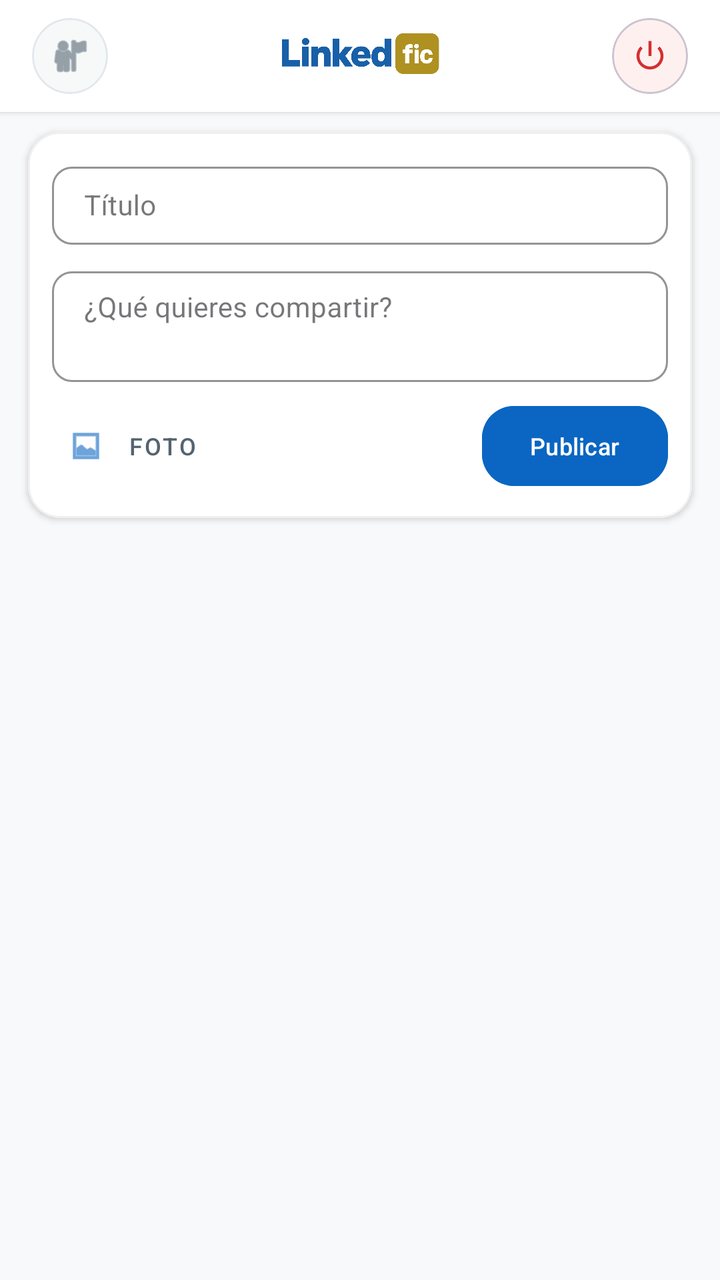
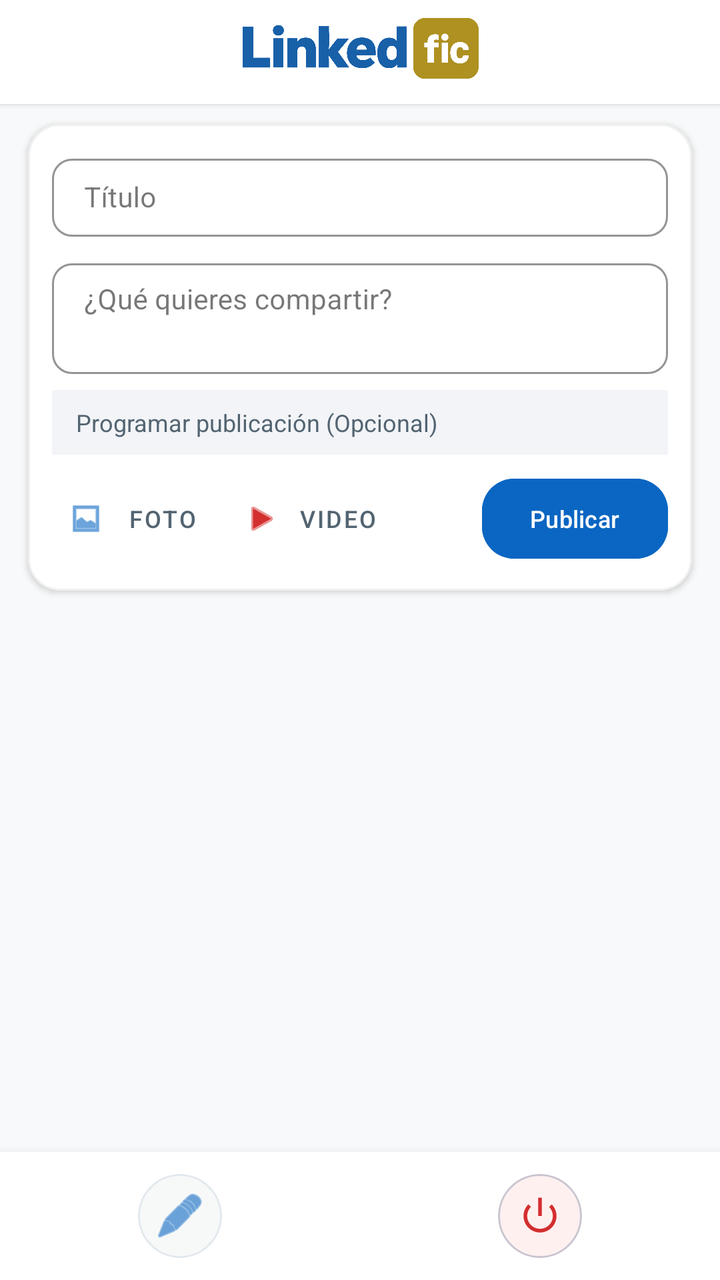

Before-and-after screenshots of an Android layout around one commit, followed by the original layout XML and the change that was made.
<!-- AndroidManifest.xml: application theme Theme.LinkedInInterno -->
<!-- res/layout/activity_main.xml -->
<?xml version="1.0" encoding="utf-8"?>
<androidx.coordinatorlayout.widget.CoordinatorLayout
    xmlns:android="http://schemas.android.com/apk/res/android"
    xmlns:app="http://schemas.android.com/apk/res-auto"
    xmlns:tools="http://schemas.android.com/tools"
    android:id="@+id/main_activity"
    android:layout_width="match_parent"
    android:layout_height="match_parent"
    android:background="#F8F9FA"> 

    
    <com.google.android.material.appbar.AppBarLayout
        android:layout_width="match_parent"
        android:layout_height="wrap_content"
        android:background="@android:color/transparent"
        app:elevation="0dp">

        
        
        <LinearLayout
            android:layout_width="match_parent"
            android:layout_height="wrap_content"
            android:orientation="horizontal"
            android:gravity="center_vertical"
            android:paddingHorizontal="16dp"
            android:paddingVertical="8dp"
            android:background="@color/white"
            android:elevation="2dp"
            app:layout_scrollFlags="scroll|enterAlways">

            
            <com.google.android.material.card.MaterialCardView
                android:layout_width="38dp"
                android:layout_height="38dp"
                app:cardCornerRadius="19dp"
                app:cardElevation="0dp"
                app:strokeColor="#E1E8ED"
                app:strokeWidth="1dp"
                android:backgroundTint="#F7F9F9">

                <ImageButton
                    android:id="@+id/btnGoToProfile"
                    android:layout_width="match_parent"
                    android:layout_height="match_parent"
                    android:background="?attr/selectableItemBackgroundBorderless"
                    android:contentDescription="Perfil"
                    android:padding="8dp"
                    android:scaleType="centerInside"
                    android:src="@android:drawable/ic_menu_myplaces"
                    app:tint="#536471"
                    tools:ignore="TouchTargetSizeCheck" />
            </com.google.android.material.card.MaterialCardView>

            
            <ImageView
                android:layout_width="0dp"
                android:layout_height="40dp"
                android:layout_weight="1"
                android:src="@drawable/logofic"
                android:scaleType="centerInside"
                android:layout_marginHorizontal="12dp"
                android:contentDescription="Logo FIC" />

            
            <com.google.android.material.card.MaterialCardView
                android:layout_width="38dp"
                android:layout_height="38dp"
                app:cardCornerRadius="19dp"
                app:cardElevation="0dp"
                android:backgroundTint="#FFF0F0">

                <ImageButton
                    android:id="@+id/btnLogout"
                    android:layout_width="match_parent"
                    android:layout_height="match_parent"
                    android:background="?attr/selectableItemBackgroundBorderless"
                    android:contentDescription="Cerrar Sesión"
                    android:padding="10dp"
                    android:scaleType="centerInside"
                    android:src="@android:drawable/ic_lock_power_off"
                    app:tint="#D32F2F"
                    tools:ignore="TouchTargetSizeCheck" />
            </com.google.android.material.card.MaterialCardView>
        </LinearLayout>

        
        <com.google.android.material.card.MaterialCardView
            android:layout_width="match_parent"
            android:layout_height="wrap_content"
            android:layout_marginHorizontal="14dp"
            android:layout_marginTop="10dp"
            android:layout_marginBottom="6dp"
            app:cardCornerRadius="16dp"
            app:cardElevation="2dp"
            android:backgroundTint="@color/white"
            app:strokeColor="#F0F0F0"
            app:strokeWidth="1dp"
            app:layout_scrollFlags="scroll|enterAlways">

            <LinearLayout
                android:layout_width="match_parent"
                android:layout_height="wrap_content"
                android:orientation="vertical"
                android:padding="12dp">

                <com.google.android.material.textfield.TextInputLayout
                    android:layout_width="match_parent"
                    android:layout_height="wrap_content"
                    android:hint="Título"
                    app:boxCornerRadiusTopStart="10dp"
                    app:boxCornerRadiusTopEnd="10dp"
                    app:boxCornerRadiusBottomStart="10dp"
                    app:boxCornerRadiusBottomEnd="10dp"
                    app:boxStrokeColor="#0A66C2"
                    style="@style/Widget.MaterialComponents.TextInputLayout.OutlinedBox"
                    android:layout_marginBottom="8dp">

                    <com.google.android.material.textfield.TextInputEditText
                        android:id="@+id/etTituloPost"
                        android:layout_width="match_parent"
                        android:layout_height="wrap_content"
                        android:inputType="textCapSentences"
                        android:paddingVertical="10dp"
                        android:textSize="14sp"
                        tools:ignore="TouchTargetSizeCheck" />
                </com.google.android.material.textfield.TextInputLayout>

                <com.google.android.material.textfield.TextInputLayout
                    android:layout_width="match_parent"
                    android:layout_height="wrap_content"
                    android:hint="¿Qué quieres compartir?"
                    app:boxCornerRadiusTopStart="10dp"
                    app:boxCornerRadiusTopEnd="10dp"
                    app:boxCornerRadiusBottomStart="10dp"
                    app:boxCornerRadiusBottomEnd="10dp"
                    app:boxStrokeColor="#0A66C2"
                    style="@style/Widget.MaterialComponents.TextInputLayout.OutlinedBox">

                    <com.google.android.material.textfield.TextInputEditText
                        android:id="@+id/etContenidoPost"
                        android:layout_width="match_parent"
                        android:layout_height="wrap_content"
                        android:inputType="textMultiLine"
                        android:minLines="2"
                        android:gravity="top"
                        android:paddingVertical="10dp"
                        android:textSize="14sp"/>
                </com.google.android.material.textfield.TextInputLayout>

                
                <com.google.android.material.imageview.ShapeableImageView
                    android:id="@+id/ivPreviewImagen"
                    android:layout_width="2dp"
                    android:layout_height="3dp"
                    android:layout_marginTop="8dp"
                    android:contentDescription="Vista previa"
                    android:scaleType="centerCrop"
                    android:visibility="gone"
                    app:shapeAppearanceOverlay="@style/RoundedImageStyle" />

                
                <LinearLayout
                    android:layout_width="match_parent"
                    android:layout_height="wrap_content"
                    android:orientation="horizontal"
                    android:layout_marginTop="8dp"
                    android:gravity="center_vertical">

                    <com.google.android.material.button.MaterialButton
                        android:id="@+id/btnSeleccionarImagen"
                        style="@style/Widget.MaterialComponents.Button.TextButton.Icon"
                        android:layout_width="wrap_content"
                        android:layout_height="wrap_content"
                        android:text="Foto"
                        android:textColor="#536471"
                        android:textSize="12sp"
                        app:iconTint="#0A66C2"
                        app:icon="@android:drawable/ic_menu_gallery" />

                    <View
                        android:layout_width="0dp"
                        android:layout_height="0dp"
                        android:layout_weight="1"/>

                    <com.google.android.material.button.MaterialButton
                        android:id="@+id/btnPublicar"
                        android:layout_width="wrap_content"
                        android:layout_height="wrap_content"
                        android:text="Publicar"
                        android:textSize="12sp"
                        app:cornerRadius="16dp"
                        android:backgroundTint="#0A66C2"
                        android:textColor="@color/white"/>
                </LinearLayout>
            </LinearLayout>
        </com.google.android.material.card.MaterialCardView>
    </com.google.android.material.appbar.AppBarLayout>

    
    
    <androidx.recyclerview.widget.RecyclerView
        android:id="@+id/rvPublicaciones"
        android:layout_width="match_parent"
        android:layout_height="match_parent"
        android:clipToPadding="false"
        android:paddingBottom="24dp"
        app:layout_behavior="@string/appbar_scrolling_view_behavior"/>

</androidx.coordinatorlayout.widget.CoordinatorLayout>
<!-- resources referenced by this layout -->
<resources>
  <color name="white">#FFFFFFFF</color>
  <!-- drawable logofic: png bitmap (drawable, 56161 bytes) -->
  <style name="RoundedImageStyle" parent="">
          <item name="cornerFamily">rounded</item>
          <item name="cornerSize">14dp</item>
      </style>
  <style name="Theme.LinkedInInterno" parent="Base.Theme.LinkedInInterno" />
  <style name="Base.Theme.LinkedInInterno" parent="Theme.Material3.DayNight.NoActionBar">
          
          <item name="colorPrimary">@color/azul_institucional</item>
          <item name="colorOnPrimary">@color/white</item>
          <item name="colorPrimaryContainer">@color/azul_institucional</item>
          <item name="colorOnPrimaryContainer">@color/azul_oscuro</item>
          <item name="colorSecondary">@color/dorado_oro_uas</item>
          <item name="android:colorBackground">@color/white</item>
      </style>
  <color name="azul_institucional">#1860A8</color>
  <color name="azul_oscuro">#1B365D</color>
  <color name="dorado_oro_uas">#AF9121</color>
</resources>

<!-- the commit's change to res/layout/activity_main.xml (unified diff, before → after) -->
@@ -6,7 +6,7 @@
     android:id="@+id/main_activity"
     android:layout_width="match_parent"
     android:layout_height="match_parent"
-    android:background="#F8F9FA"> 
+    android:background="#F8F9FA">
 
     
     <com.google.android.material.appbar.AppBarLayout
@@ -16,71 +16,23 @@
         app:elevation="0dp">
 
         
-        
         <LinearLayout
             android:layout_width="match_parent"
-            android:layout_height="wrap_content"
+            android:layout_height="52dp"
             android:orientation="horizontal"
-            android:gravity="center_vertical"
+            android:gravity="center"
             android:paddingHorizontal="16dp"
-            android:paddingVertical="8dp"
             android:background="@color/white"
             android:elevation="2dp"
             app:layout_scrollFlags="scroll|enterAlways">
 
             
-            <com.google.android.material.card.MaterialCardView
-                android:layout_width="38dp"
-                android:layout_height="38dp"
-                app:cardCornerRadius="19dp"
-                app:cardElevation="0dp"
-                app:strokeColor="#E1E8ED"
-                app:strokeWidth="1dp"
-                android:backgroundTint="#F7F9F9">
-
-                <ImageButton
-                    android:id="@+id/btnGoToProfile"
-                    android:layout_width="match_parent"
-                    android:layout_height="match_parent"
-                    android:background="?attr/selectableItemBackgroundBorderless"
-                    android:contentDescription="Perfil"
-                    android:padding="8dp"
-                    android:scaleType="centerInside"
-                    android:src="@android:drawable/ic_menu_myplaces"
-                    app:tint="#536471"
-                    tools:ignore="TouchTargetSizeCheck" />
-            </com.google.android.material.card.MaterialCardView>
-
-            
             <ImageView
-                android:layout_width="0dp"
-                android:layout_height="40dp"
-                android:layout_weight="1"
+                android:layout_width="200dp"
+                android:layout_height="60dp"
                 android:src="@drawable/logofic"
-                android:scaleType="centerInside"
-                android:layout_marginHorizontal="12dp"
-                android:contentDescription="Logo FIC" />
-
-            
-            <com.google.android.material.card.MaterialCardView
-                android:layout_width="38dp"
-                android:layout_height="38dp"
-                app:cardCornerRadius="19dp"
-                app:cardElevation="0dp"
-                android:backgroundTint="#FFF0F0">
-
-                <ImageButton
-                    android:id="@+id/btnLogout"
-                    android:layout_width="match_parent"
-                    android:layout_height="match_parent"
-                    android:background="?attr/selectableItemBackgroundBorderless"
-                    android:contentDescription="Cerrar Sesión"
-                    android:padding="10dp"
-                    android:scaleType="centerInside"
-                    android:src="@android:drawable/ic_lock_power_off"
-                    app:tint="#D32F2F"
-                    tools:ignore="TouchTargetSizeCheck" />
-            </com.google.android.material.card.MaterialCardView>
+                android:scaleType="fitCenter"
+                android:contentDescription="Logo LinkedFIC" />
         </LinearLayout>
 
         
@@ -150,13 +102,53 @@
                 
                 <com.google.android.material.imageview.ShapeableImageView
                     android:id="@+id/ivPreviewImagen"
-                    android:layout_width="2dp"
-                    android:layout_height="3dp"
-                    android:layout_marginTop="8dp"
-                    android:contentDescription="Vista previa"
+                    android:layout_width="match_parent"
+                    android:layout_height="180dp"
+                    android:layout_marginTop="8dp"
+                    android:contentDescription="Vista previa imagen"
                     android:scaleType="centerCrop"
                     android:visibility="gone"
                     app:shapeAppearanceOverlay="@style/RoundedImageStyle" />
+
+                
+                <VideoView
+                    android:id="@+id/vvPreviewVideo"
+                    android:layout_width="match_parent"
+                    android:layout_height="200dp"
+                    android:layout_marginTop="8dp"
+                    android:visibility="gone" />
+
+                
+                <LinearLayout
+                    android:id="@+id/layoutProgramarFecha"
+                    android:layout_width="match_parent"
+                    android:layout_height="wrap_content"
+                    android:orientation="horizontal"
+                    android:gravity="center_vertical"
+                    android:layout_marginTop="8dp"
+                    android:background="#F2F4F7"
+                    android:paddingHorizontal="12dp"
+                    android:paddingVertical="8dp">
+
+                    <TextView
+                        android:id="@+id/tvFechaProgramada"
+                        android:layout_width="0dp"
+                        android:layout_height="wrap_content"
+                        android:layout_weight="1"
+                        android:text="Programar publicación (Opcional)"
+                        android:textColor="#536471"
+                        android:textSize="12sp" />
+
+                    <ImageButton
+                        android:id="@+id/btnLimpiarFecha"
+                        android:layout_width="24dp"
+                        android:layout_height="24dp"
+                        android:background="?attr/selectableItemBackgroundBorderless"
+                        android:src="@android:drawable/ic_menu_close_clear_cancel"
+                        android:visibility="gone"
+                        app:tint="#D32F2F"
+                        android:contentDescription="Limpiar fecha" />
+                </LinearLayout>
 
                 
                 <LinearLayout
@@ -176,6 +168,17 @@
                         android:textSize="12sp"
                         app:iconTint="#0A66C2"
                         app:icon="@android:drawable/ic_menu_gallery" />
+
+                    <com.google.android.material.button.MaterialButton
+                        android:id="@+id/btnSeleccionarVideo"
+                        style="@style/Widget.MaterialComponents.Button.TextButton.Icon"
+                        android:layout_width="wrap_content"
+                        android:layout_height="wrap_content"
+                        android:text="Video"
+                        android:textColor="#536471"
+                        android:textSize="12sp"
+                        app:iconTint="#D32F2F"
+                        app:icon="@android:drawable/ic_media_play" />
 
                     <View
                         android:layout_width="0dp"
@@ -197,13 +200,82 @@
     </com.google.android.material.appbar.AppBarLayout>
 
     
-    
     <androidx.recyclerview.widget.RecyclerView
         android:id="@+id/rvPublicaciones"
         android:layout_width="match_parent"
         android:layout_height="match_parent"
         android:clipToPadding="false"
-        android:paddingBottom="24dp"
+        android:paddingBottom="76dp"
         app:layout_behavior="@string/appbar_scrolling_view_behavior"/>
 
+    
+    <LinearLayout
+        android:layout_width="match_parent"
+        android:layout_height="64dp"
+        android:layout_gravity="bottom"
+        android:background="@color/white"
+        android:elevation="8dp"
+        android:gravity="center"
+        android:orientation="horizontal">
+
+        
+        <LinearLayout
+            android:layout_width="0dp"
+            android:layout_height="match_parent"
+            android:layout_weight="1"
+            android:gravity="center">
+
+            <com.google.android.material.card.MaterialCardView
+                android:layout_width="42dp"
+                android:layout_height="42dp"
+                app:cardCornerRadius="21dp"
+                app:cardElevation="0dp"
+                app:strokeColor="#E1E8ED"
+                app:strokeWidth="1dp"
+                android:backgroundTint="#F7F9F9">
+
+                <ImageButton
+                    android:id="@+id/btnGoToProfile"
+                    android:layout_width="match_parent"
+                    android:layout_height="match_parent"
+                    android:background="?attr/selectableItemBackgroundBorderless"
+                    android:contentDescription="Perfil"
+                    android:padding="8dp"
+                    android:scaleType="centerInside"
+                    android:src="@android:drawable/ic_menu_edit"
+                    app:tint="#0A66C2"
+                    tools:ignore="TouchTargetSizeCheck" />
+            </com.google.android.material.card.MaterialCardView>
+        </LinearLayout>
+
+        
+        <LinearLayout
+            android:layout_width="0dp"
+            android:layout_height="match_parent"
+            android:layout_weight="1"
+            android:gravity="center">
+
+            <com.google.android.material.card.MaterialCardView
+                android:layout_width="42dp"
+                android:layout_height="42dp"
+                app:cardCornerRadius="21dp"
+                app:cardElevation="0dp"
+                android:backgroundTint="#FFF0F0">
+
+                <ImageButton
+                    android:id="@+id/btnLogout"
+                    android:layout_width="match_parent"
+                    android:layout_height="match_parent"
+                    android:background="?attr/selectableItemBackgroundBorderless"
+                    android:contentDescription="Cerrar Sesión"
+                    android:padding="10dp"
+                    android:scaleType="centerInside"
+                    android:src="@android:drawable/ic_lock_power_off"
+                    app:tint="#D32F2F"
+                    tools:ignore="TouchTargetSizeCheck" />
+            </com.google.android.material.card.MaterialCardView>
+        </LinearLayout>
+
+    </LinearLayout>
+
 </androidx.coordinatorlayout.widget.CoordinatorLayout>
